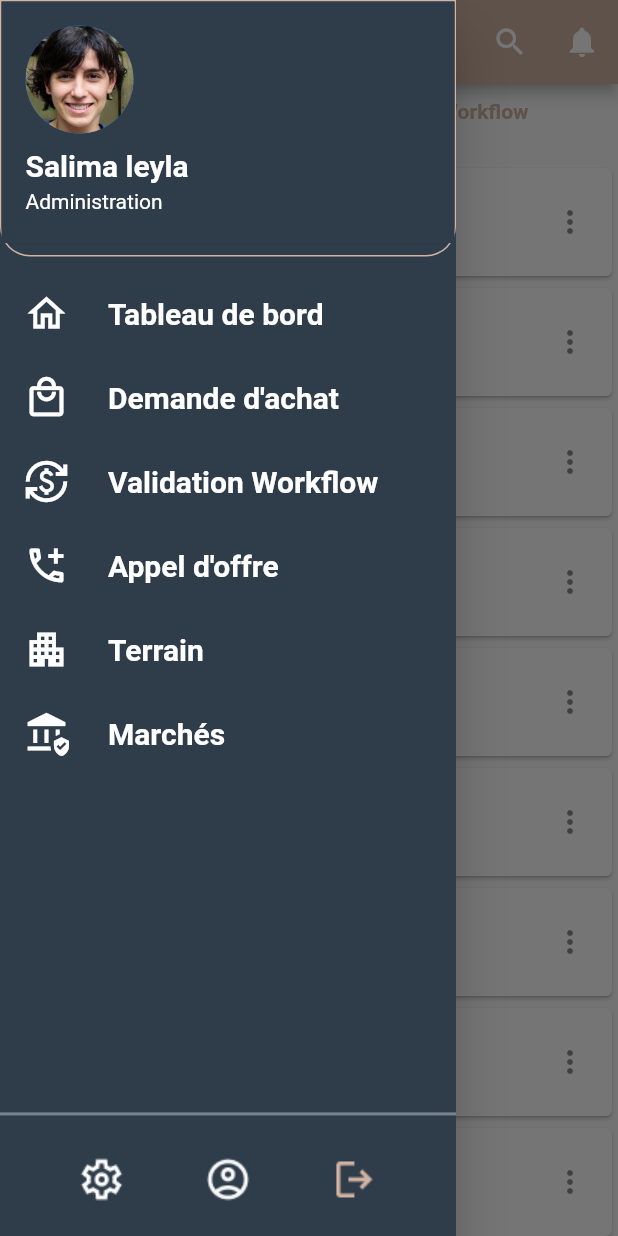
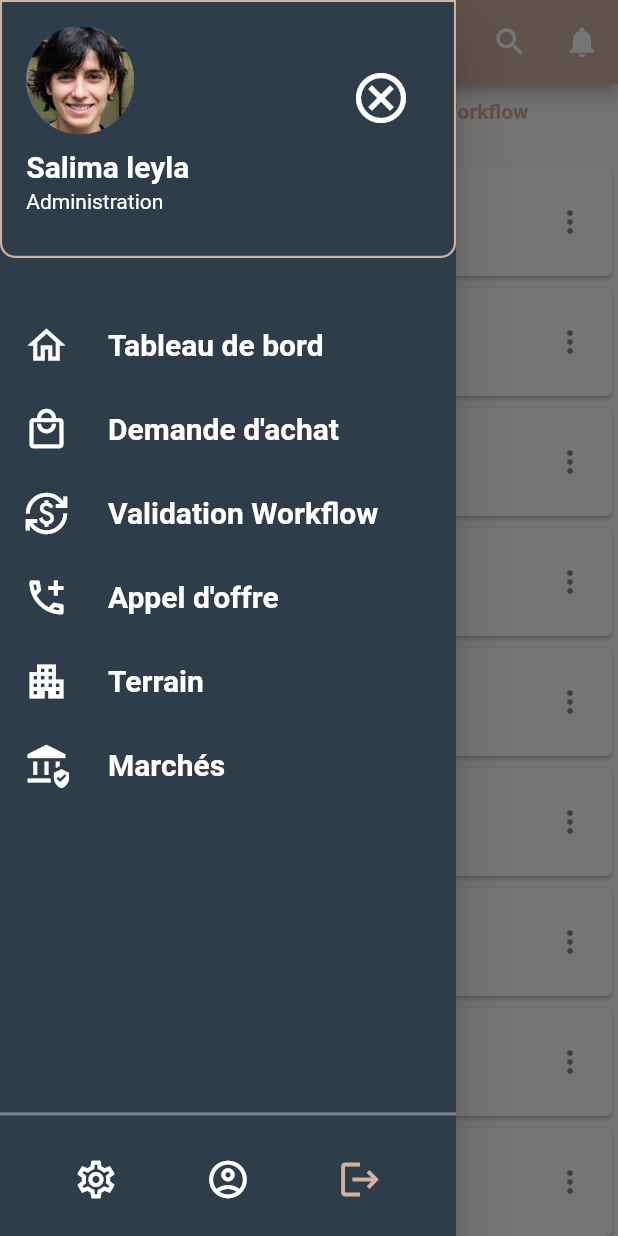
Before and after one commit to akkanour/mobile-application-gestion-achat, a Flutter app: the HomePage screen opened directly, with the side drawer open, on a phone screen of 412 x 824 dp. Run offline on Flutter 3.47's test engine with Material 2 defaults, Android fonts, the phone set to English and light mode, and no system bars; Roboto replaces fonts that are missing (Barlow Semi Condensed).

Commit message:
fix sidemenu

```diff
--- a/lib/screens/sidemenu.dart
+++ b/lib/screens/sidemenu.dart
@@ -1,6 +1,6 @@
 import 'package:flutter/material.dart';
+import 'package:gecimmo_application/screens/get_started.dart';
 import 'package:gecimmo_application/screens/home.dart';
-import 'package:gecimmo_application/screens/login.dart';
 import 'package:gecimmo_application/screens/validation.dart';
 
 class SideMenu extends StatelessWidget {
@@ -14,17 +14,19 @@ class SideMenu extends StatelessWidget {
         child: Stack(
           children: [
             ListView(
-              // Remove padding
+              // Remove padding,
               padding: EdgeInsets.zero,
               children: [
+                Stack(
+                  children: [
                     Container(
-                  margin: const EdgeInsets.only(bottom: 10),
+                      margin: const EdgeInsets.only(bottom: 30),
                       decoration: const ShapeDecoration(
                         shape: RoundedRectangleBorder(
-                      side: BorderSide(width: 1, color: Color(0xFFD0B3A2)),
+                          side: BorderSide(width: 1.5, color: Color(0xFFD0B3A2)),
                           borderRadius: BorderRadius.only(
-                        bottomLeft: Radius.circular(20),
-                        bottomRight: Radius.circular(20),
+                            bottomLeft: Radius.circular(10),
+                            bottomRight: Radius.circular(10),
                           ),
                         ),
                       ),
@@ -55,6 +57,22 @@ class SideMenu extends StatelessWidget {
                           color: Color(0xFF2F3D4B),
                         ),
                       ),
+                    ),
+                    Positioned(
+                      top: 45,
+                      right: 30,
+                      child: GestureDetector(
+                        onTap: () {
+                          Navigator.pop(context);
+                        },
+                        child: const Icon(
+                          Icons.cancel_outlined,
+                          color:  Color.fromARGB(255, 255, 255, 255),
+                          size: 40,
+                        ),
+                      ),
+                    ),
+                  ],
                 ),
                 ListTile(
                     leading: const Icon(
@@ -162,9 +180,7 @@ class SideMenu extends StatelessWidget {
                 child: Row(
                   mainAxisAlignment: MainAxisAlignment.spaceEvenly,
                   children: [
-                    CustomImageIcon(
-                      imagePath: 'assets/images/settings.png',
-                      size: 33,
+                    IconButton(
                       onPressed: () {
                         Navigator.push(
                           context,
@@ -172,22 +188,30 @@ class SideMenu extends StatelessWidget {
                               builder: (context) => const HomePage()),
                         );
                       },
+                      icon: const Icon(Icons.settings_outlined,
+                          color: Colors.white, size: 30),
                     ),
-                    CustomImageIcon(
-                      imagePath: 'assets/images/account_circle.png',
-                      size: 33,
-                      onPressed: () {},
-                    ),
-                    CustomImageIcon(
-                      imagePath: 'assets/images/logout.png',
-                      size: 33,
+                    IconButton(
                       onPressed: () {
                         Navigator.push(
                           context,
                           MaterialPageRoute(
-                              builder: (context) => const MyLogin()),
+                              builder: (context) => const HomePage()),
                         );
                       },
+                      icon: const Icon(Icons.account_circle_outlined,
+                          color: Colors.white, size: 30),
+                    ),
+                    IconButton(
+                      onPressed: () {
+                        Navigator.push(
+                          context,
+                          MaterialPageRoute(
+                              builder: (context) => const GetStarted()),
+                        );
+                      },
+                      icon: const Icon(Icons.logout,
+                          color: Color(0xFFD0B3A2), size: 30),
                     ),
                   ],
                 ),
@@ -199,24 +223,3 @@ class SideMenu extends StatelessWidget {
     );
   }
 }
-
-class CustomImageIcon extends StatelessWidget {
-  final String imagePath;
-  final double size;
-
-  const CustomImageIcon({
-    super.key,
-    required this.imagePath,
-    required this.size,
-    required Null Function() onPressed,
-  });
-
-  @override
-  Widget build(BuildContext context) {
-    return Image.asset(
-      imagePath,
-      width: size,
-      height: size,
-    );
-  }
-}
```
Lines whose indentation alone changed are shown as unchanged.
